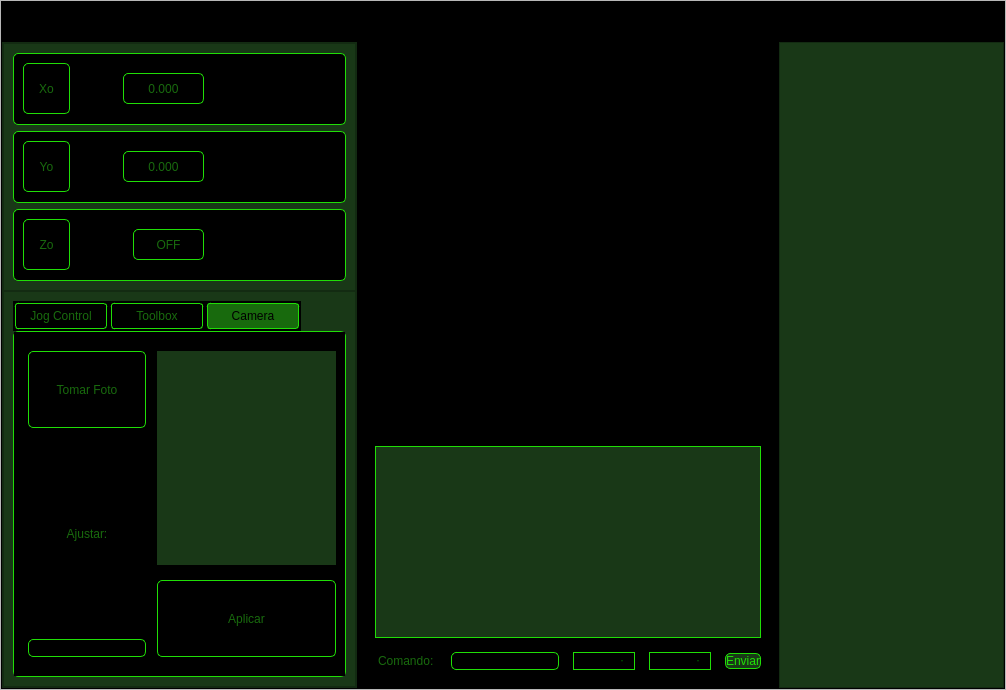
First picture: the form in GUIFuncional/GUIDrawXY.ui, repository andresxvalencia/CNC_DrawXY, before the edit.
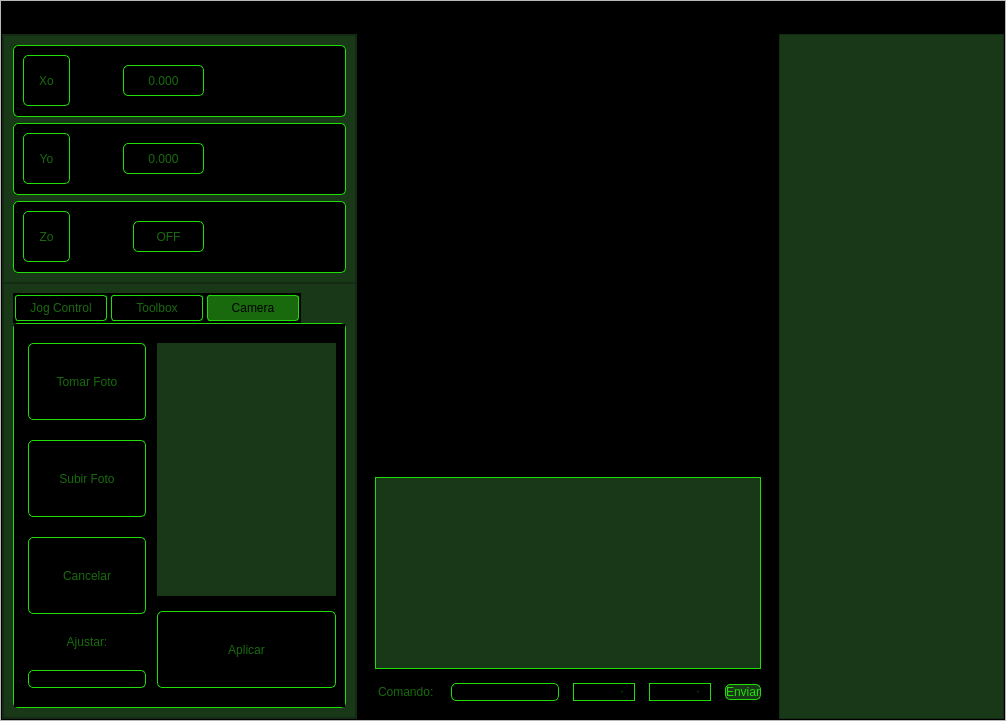
Second picture: the form after the edit. Icons and pictures are not drawn.

The edit to the form file:
```diff
--- a/GUIFuncional/GUIDrawXY.ui
+++ b/GUIFuncional/GUIDrawXY.ui
@@ -844,6 +844,20 @@
                         </property>
                        </widget>
                       </item>
+                      <item>
+                       <widget class="QPushButton" name="uploadPhotoButton">
+                        <property name="text">
+                         <string>Subir Foto</string>
+                        </property>
+                       </widget>
+                      </item>
+                      <item>
+                       <widget class="QPushButton" name="cancelButton">
+                        <property name="text">
+                         <string>Cancelar</string>
+                        </property>
+                       </widget>
+                      </item>
                       <item>
                        <widget class="QLabel" name="label_9">
                         <property name="minimumSize">
```
